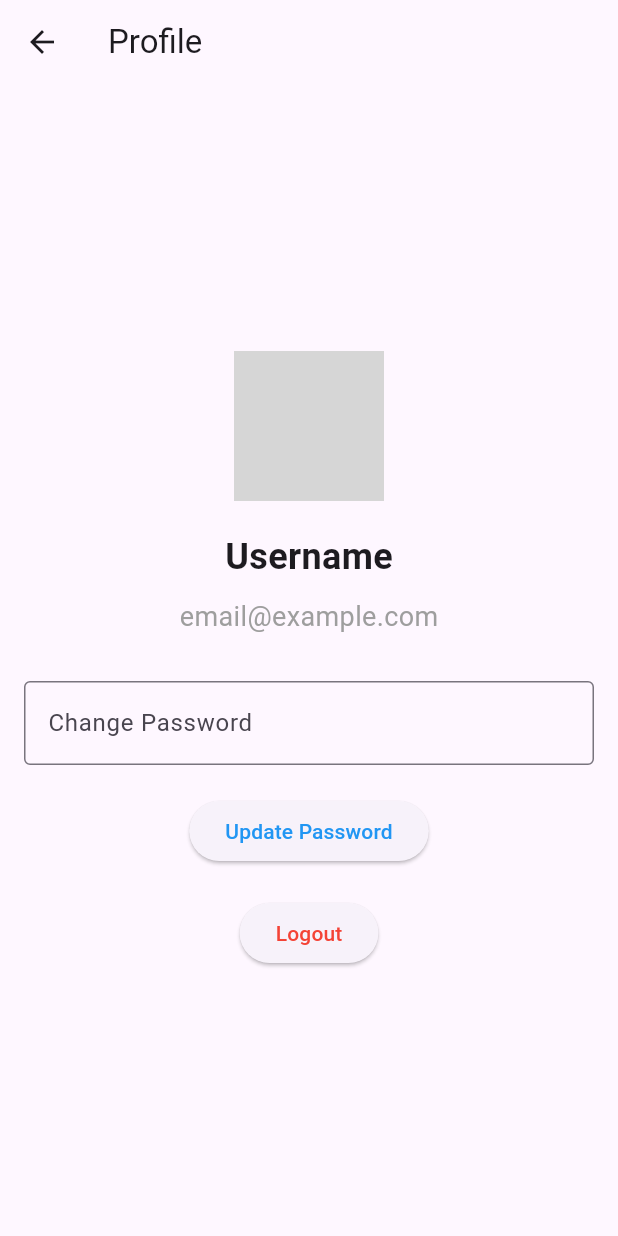
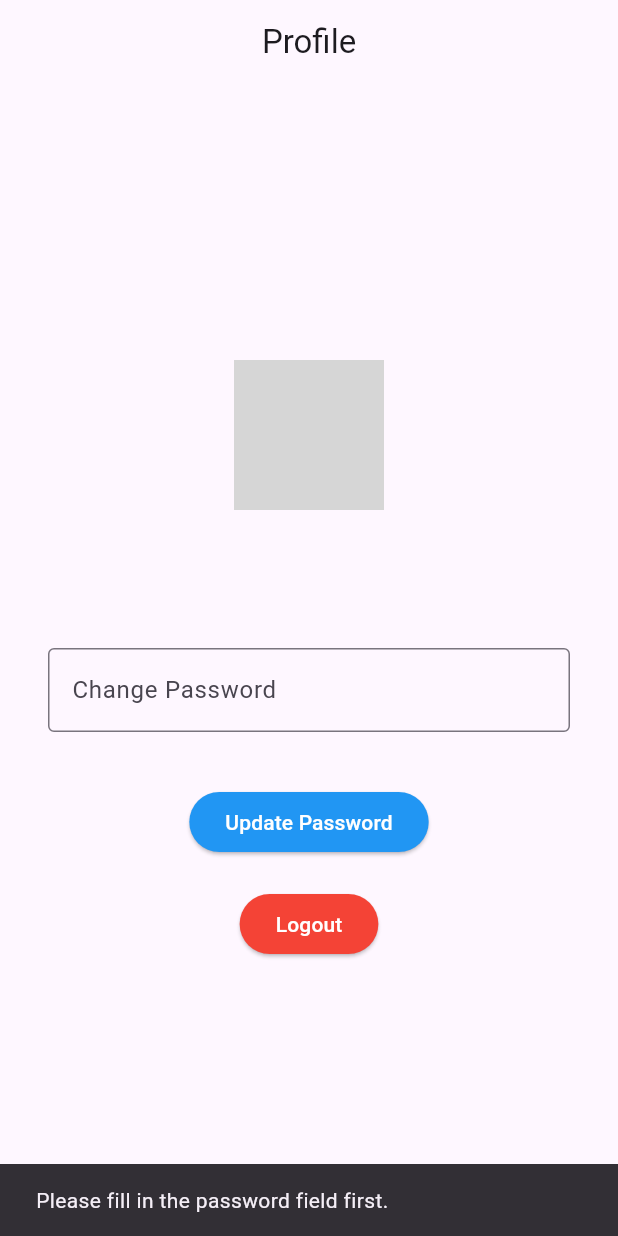
Before and after one commit to EshanRubbani/RecipeGenerator, a Flutter app: the ProfilePage screen opened directly, after a tap on "Update Password", on a phone screen of 412 x 824 dp. Run offline on Flutter 3.47's test engine with Material 3 defaults, Android fonts, the phone set to English and light mode, and no system bars; our stand-ins replace firebase_auth, firebase_core, font_awesome_flutter, image_picker; accounts and stored records are empty; grey boxes are pictures that could not be loaded.

Commit message:
update profile page

```diff
--- a/lib/screens/profile.dart
+++ b/lib/screens/profile.dart
@@ -1,10 +1,18 @@
 import 'package:flutter/material.dart';
+import 'package:firebase_auth/firebase_auth.dart';
+import 'package:myapp/screens/signin.dart';
 
 class ProfilePage extends StatelessWidget {
   @override
   Widget build(BuildContext context) {
+    TextEditingController updateController = TextEditingController();
+    User? user = FirebaseAuth.instance.currentUser;
+
     return Scaffold(
+
       appBar: AppBar(
+        automaticallyImplyLeading: false,
+        centerTitle: true,
         title: Text('Profile'),
       ),
       body: Padding(
@@ -16,55 +24,89 @@ class ProfilePage extends StatelessWidget {
             // Profile icon
             CircleAvatar(
               radius: 50,
-              backgroundImage: AssetImage(
-                  'assets/profile_icon.png'), // Replace with your icon
+              backgroundImage: AssetImage('assets/profile_icon.png'),
               child: Icon(
                 Icons.person,
                 size: 50,
-                color: Colors.white,
+                color: Colors.black,
               ),
             ),
             SizedBox(height: 20),
-            // Username
-            Text(
-              'Username', // Replace with actual username
-              style: TextStyle(fontSize: 24, fontWeight: FontWeight.bold),
-            ),
-            SizedBox(height: 10),
+
             // Email
             Text(
-              'email@example.com', // Replace with actual email
-              style: TextStyle(fontSize: 18, color: Colors.grey),
+              user?.email ?? 'No Email', // Display email or fallback
+              style: TextStyle(fontSize: 18, color: Colors.black),
             ),
             SizedBox(height: 30),
+
             // Change password field
-            TextFormField(
-              decoration: InputDecoration(
-                labelText: 'Change Password',
-                border: OutlineInputBorder(),
+            Padding(
+              padding: EdgeInsets.all(16),
+              child: TextFormField(
+                controller: updateController,
+                decoration: InputDecoration(
+                  labelText: 'Change Password',
+                  border: OutlineInputBorder(),
+                ),
+                obscureText: true,
               ),
-              obscureText: true,
             ),
             SizedBox(height: 20),
+
             // Update password button
             ElevatedButton(
-              onPressed: () {
-                // Handle update password logic
+              onPressed: () async {
+                if (updateController.text.isNotEmpty) {
+                  try {
+                    await user?.updatePassword(updateController.text);
+                    ScaffoldMessenger.of(context).showSnackBar(
+                      const SnackBar(
+                          content: Text('Password updated successfully.')),
+                    );
+                  } on FirebaseAuthException catch (e) {
+                    if (e.code == 'requires-recent-login') {
+                      ScaffoldMessenger.of(context).showSnackBar(
+                        const SnackBar(
+                            content: Text(
+                                'Please re-authenticate to update your password.')),
+                      );
+                    } else {
+                      ScaffoldMessenger.of(context).showSnackBar(
+                        SnackBar(content: Text('Error: ${e.message}')),
+                      );
+                    }
+                  }
+                } else {
+                  ScaffoldMessenger.of(context).showSnackBar(
+                    const SnackBar(
+                        content:
+                            Text('Please fill in the password field first.')),
+                  );
+                }
               },
               child: Text('Update Password'),
               style: ElevatedButton.styleFrom(
-                foregroundColor: Colors.blue, // Change color if needed
+                foregroundColor: Colors.white, // Text color
+                backgroundColor: Colors.blue, // Button color
               ),
             ),
+
             SizedBox(height: 20),
+
             // Logout button
             ElevatedButton(
-              onPressed: () {
-                // Handle logout logic
+              onPressed: () async {
+                await FirebaseAuth.instance.signOut();
+                Navigator.pushReplacement(
+                  context,
+                  MaterialPageRoute(builder: (context) => SigninPage()),
+                );
               },
               child: Text('Logout'),
               style: ElevatedButton.styleFrom(
-                foregroundColor: Colors.red, // Change color if needed
+                foregroundColor: Colors.white, // Text color
+                backgroundColor: Colors.red, // Button color
               ),
             ),
           ],
```
